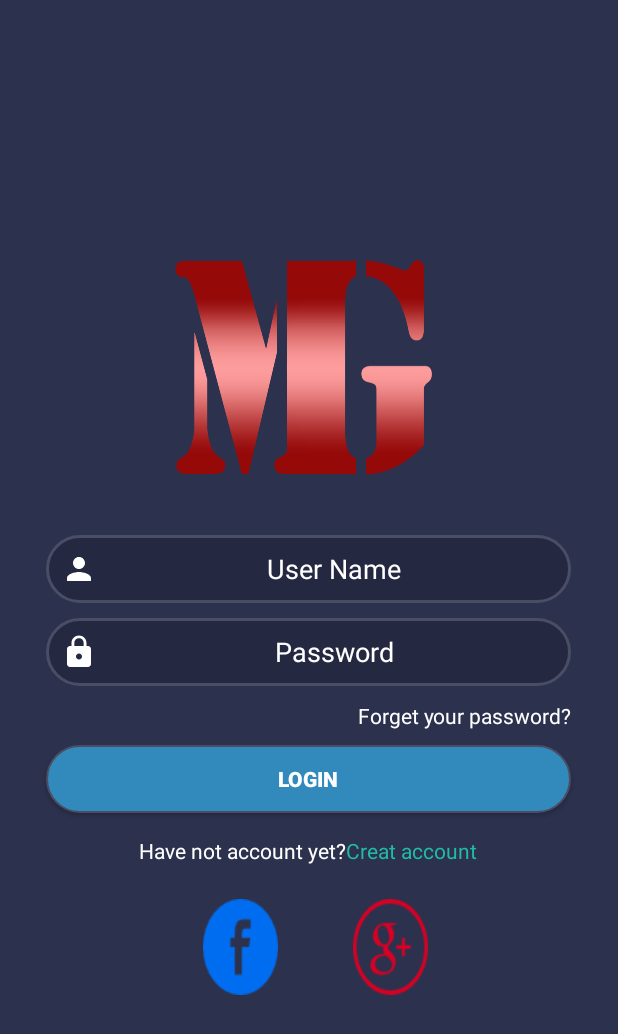
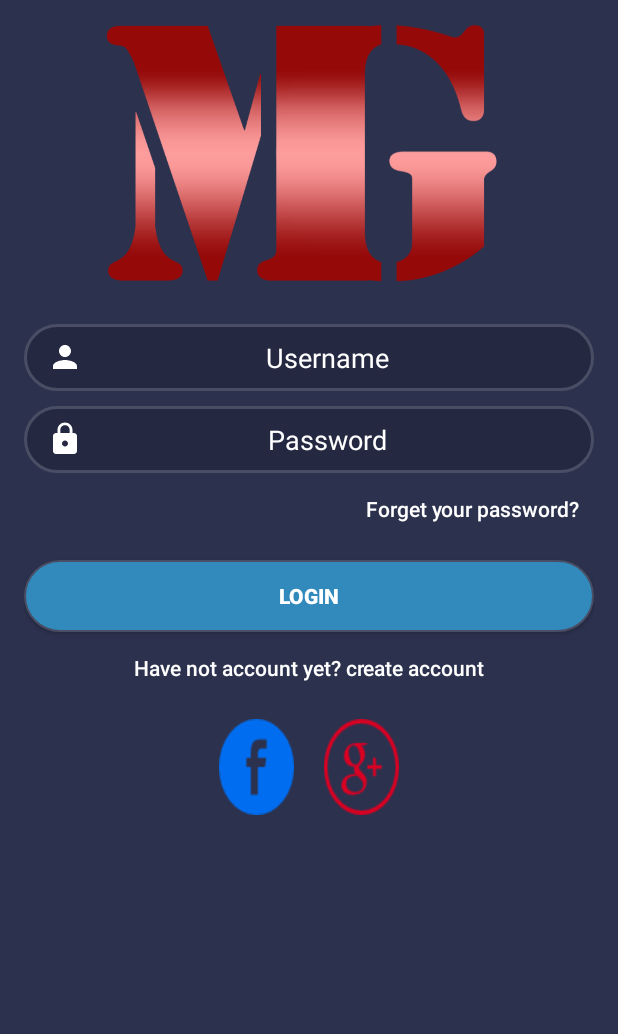
Before and after one commit to MagdyEl-Sayed/InstaPro, an Android app: the LoginActivity screen opened directly, with no data from a screen before it, on a phone screen of 412 x 824 dp. Shown: the top 1034 px of the screen. Run offline under Robolectric (Android 15) with nearby library versions, the phone set to English and light mode, and no system bars; 2 statements that could not run were skipped.

Commit message:
fix the design of login screen to support multiple screen sizes

```diff
--- a/app/src/main/res/layout/activity_login.xml
+++ b/app/src/main/res/layout/activity_login.xml
@@ -1,71 +1,98 @@
 <?xml version="1.0" encoding="utf-8"?>
-<RelativeLayout xmlns:android="http://schemas.android.com/apk/res/android"
-    xmlns:app="http://schemas.android.com/apk/res-auto"
+<android.support.v4.widget.NestedScrollView
+    xmlns:android="http://schemas.android.com/apk/res/android"
     xmlns:tools="http://schemas.android.com/tools"
     android:layout_width="match_parent"
     android:layout_height="match_parent"
+    android:fitsSystemWindows="true"
+    android:background="@color/colorForLoginScreen">
 
-    android:background="#2c314e"
-    tools:context="com.example.gm7.instaproject.LoginActivity">
-
-    <LinearLayout
+    <RelativeLayout
         android:layout_width="match_parent"
         android:layout_height="match_parent"
-       android:gravity="center_horizontal|center_vertical"
-       android:orientation="vertical"
-       >
+        android:padding="@dimen/activity_horizontal_margin"
+        tools:context="com.example.gm7.instaproject.Activities.LoginActivity">
+
         <ImageView
-            android:layout_width="250dp"
+            android:layout_alignParentTop="true"
+            android:id="@+id/img_logo"
+            android:src="@drawable/mylogo"
+            android:layout_width="match_parent"
             android:layout_height="200dp"
-            android:background="@drawable/mylogo"
+            android:scaleType="centerCrop"
+            android:contentDescription="@string/app_name"
             />
         <EditText
-    android:layout_width="350dp"
-    android:layout_height="45dp"
-    android:hint="User Name"
+            android:id="@+id/ed_username"
+            android:layout_below="@id/img_logo"
+            android:layout_width="match_parent"
+            android:layout_height="wrap_content"
+            android:padding="10dp"
+            android:hint="@string/user_name_hint"
             android:textColorHint="#fff"
             android:textColor="#fff"
-    android:layout_gravity="center_horizontal"
             android:background="@drawable/editstyle"
             android:textAlignment="center"
-    android:drawableLeft="@drawable/ic_person_black_24dp"
-    android:paddingLeft="15px"
+            android:drawableStart="@drawable/ic_person_black_24dp"
+            android:paddingStart="15dp"
+            android:paddingEnd="15dp"
             />
         <EditText
-           android:layout_width="350dp"
-           android:layout_height="45dp"
-           android:hint="Password"
+            android:id="@+id/ed_password"
+            android:layout_below="@id/ed_username"
+            android:layout_width="match_parent"
+            android:layout_height="wrap_content"
+            android:padding="10dp"
+            android:hint="@string/password_text_hint"
             android:textColorHint="#fff"
             android:textColor="#fff"
-           android:layout_gravity="center_horizontal"
             android:background="@drawable/editstyle"
             android:layout_marginTop="10dp"
             android:inputType="textPassword"
             android:textAlignment="center"
-           android:paddingLeft="15px"
-           android:drawableLeft="@drawable/ic_lock_black_24dp"
+            android:paddingStart="15dp"
+            android:paddingEnd="15dp"
+            android:drawableStart="@drawable/ic_lock_black_24dp"
 
             />
-        <TextView
-            android:layout_width="350dp"
+        <Button
+            android:layout_width="match_parent"
             android:layout_height="wrap_content"
-            android:text="Forget your password?"
-            android:textColorHint="#fff"
-            android:textColor="#fff"
-            android:layout_marginTop="10dp"
-            android:gravity="right"
-            />
+            android:padding="10dp"
+            android:background="@android:color/transparent"
+            android:text="@string/forget_password_text_hint"
+            android:textColor="@android:color/white"
+            android:textAllCaps="false"
+            android:id="@+id/btn_forget_password"
+            android:layout_below="@id/ed_password"
+            android:textAlignment="viewEnd"/>
+
         <Button
-           android:layout_width="350dp"
-           android:layout_height="45dp"
+            android:layout_width="match_parent"
+            android:layout_height="wrap_content"
             android:layout_marginTop="10dp"
             android:background="@drawable/btnstyle"
-           android:text="Login"
+            android:text="@string/login_text_hint"
+            android:layout_below="@id/btn_forget_password"
             android:textColor="#fff"
             android:textStyle="bold"
-           android:id="@+id/btn"
+            android:id="@+id/btn_login"
             />
-        <LinearLayout
+
+        <Button
+            android:layout_width="match_parent"
+            android:layout_height="wrap_content"
+            android:padding="10dp"
+            android:background="@android:color/transparent"
+            android:text="@string/create_account_text_hint"
+            android:textColor="@android:color/white"
+            android:textAllCaps="false"
+            android:id="@+id/btn_create_account"
+            android:layout_below="@id/btn_login"
+            />
+
+        <!--<LinearLayout
+            android:layout_below="@id/btn_login"
             android:layout_width="350dp"
             android:layout_height="wrap_content"
             android:layout_marginTop="15dp"
@@ -76,7 +103,7 @@
             <TextView
                 android:layout_width="wrap_content"
                 android:layout_height="wrap_content"
-                android:text="Have not account yet?"
+                android:text="Have not account yet? "
                 android:textColor="#fff"
                 />
             <TextView
@@ -86,32 +113,32 @@
                 android:textColor="#22baa5"
                 />
 
-        </LinearLayout>
+        </LinearLayout>-->
         <LinearLayout
-            android:layout_width="250dp"
-            android:layout_height="90dp"
+            android:layout_below="@id/btn_create_account"
+            android:layout_alignParentBottom="true"
+            android:layout_width="match_parent"
+            android:layout_height="wrap_content"
             android:orientation="horizontal"
-            android:gravity="center"
-
-            >
+            android:gravity="center">
 
             <Button
+                android:id="@+id/btn_facebook"
+                style="?android:attr/buttonBarStyle"
                 android:layout_width="50dp"
                 android:layout_height="wrap_content"
-                android:layout_marginTop="10dp"
-                android:layout_marginLeft="10dp"
-                android:background="@drawable/facebook"
-                />
+                android:layout_margin="10dp"
+                android:background="@drawable/facebook" />
+
             <Button
+                android:id="@+id/btn_google"
+                style="?android:attr/buttonBarStyle"
                 android:layout_width="50dp"
                 android:layout_height="wrap_content"
-                android:layout_marginTop="10dp"
-                android:background="@drawable/google"
-                android:layout_marginLeft="50dp"
-
-                />
-        </LinearLayout>
-
+                android:layout_margin="10dp"
+                android:background="@drawable/google" />
         </LinearLayout>
 
     </RelativeLayout>
+
+</android.support.v4.widget.NestedScrollView>
--- /dev/null
+++ b/app/src/main/res/values/arrays.xml
@@ -0,0 +1,16 @@
+<?xml version="1.0" encoding="utf-8"?>
+<resources>
+    <array name="array_dot_active">
+        <item>@color/dot_light_screen1</item>
+        <item>@color/dot_light_screen2</item>
+        <item>@color/dot_light_screen3</item>
+        <item>@color/dot_light_screen4</item>
+    </array>
+
+    <array name="array_dot_inactive">
+        <item>@color/dot_dark_screen1</item>
+        <item>@color/dot_dark_screen2</item>
+        <item>@color/dot_dark_screen3</item>
+        <item>@color/dot_dark_screen4</item>
+    </array>
+</resources>
--- a/app/src/main/res/values/colors.xml
+++ b/app/src/main/res/values/colors.xml
@@ -4,6 +4,7 @@
     <color name="colorPrimary">#3F51B5</color>
     <color name="colorPrimaryDark">#303F9F</color>
     <color name="colorAccent">#FF4081</color>
+    <color name="colorForLoginScreen">#2c314e</color>
 
     <!-- Screens background color-->
     <color name="bg_screen1">#f64c73</color>
@@ -29,17 +30,5 @@
     <color name="color_notifications">#9C27B0</color>
 
 
-    <array name="array_dot_active">
-        <item>@color/dot_light_screen1</item>
-        <item>@color/dot_light_screen2</item>
-        <item>@color/dot_light_screen3</item>
-        <item>@color/dot_light_screen4</item>
-    </array>
 
-    <array name="array_dot_inactive">
-        <item>@color/dot_dark_screen1</item>
-        <item>@color/dot_dark_screen2</item>
-        <item>@color/dot_dark_screen3</item>
-        <item>@color/dot_dark_screen4</item>
-    </array>
 </resources>
--- a/app/src/main/res/values/strings.xml
+++ b/app/src/main/res/values/strings.xml
@@ -27,4 +27,10 @@
     <string name="menu_home">Home</string>
     <string name="menu_search">Search</string>
     <string name="menu_notifications">Notifications</string>
+
+    <string name="user_name_hint">Username</string>
+    <string name="password_text_hint">Password</string>
+    <string name="forget_password_text_hint">Forget your password?</string>
+    <string name="login_text_hint">Login</string>
+    <string name="create_account_text_hint">Have not account yet? create account</string>
 </resources>
```
Lines whose indentation alone changed are shown as unchanged.
